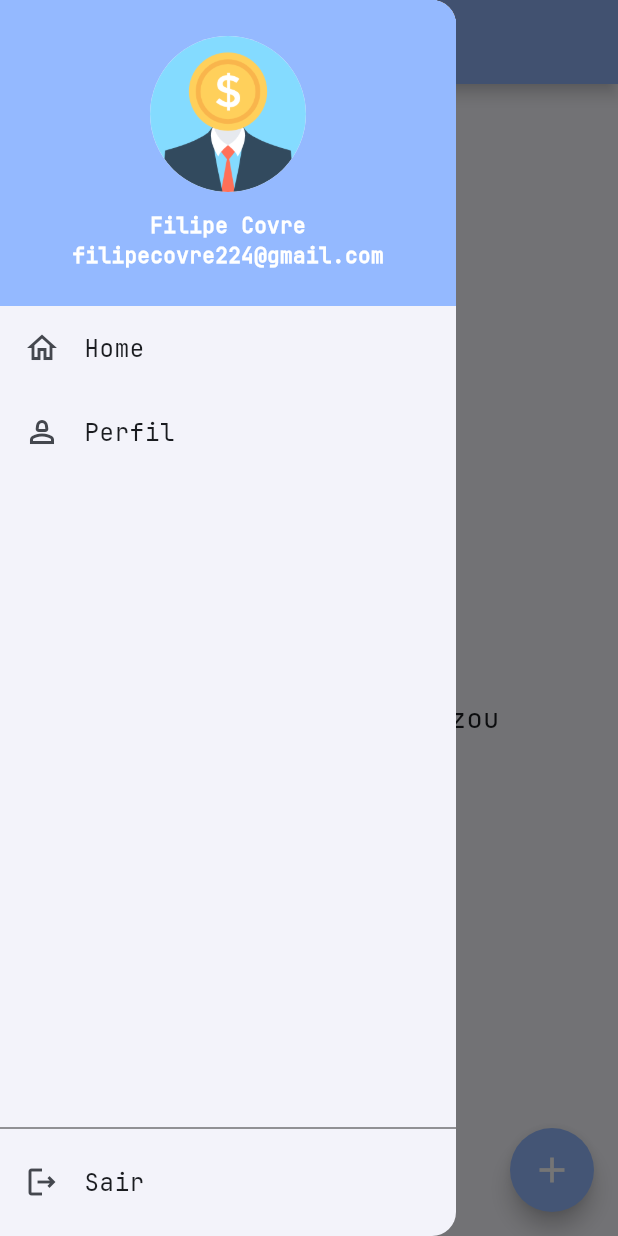
After one commit to flpcovre/SisMoney, a Flutter app: the HomePage screen opened by its route, with the side drawer open, on a phone screen of 412 x 824 dp. The commit adds this screen. Run offline on Flutter 3.47's test engine with Material 3 defaults, Android fonts, the phone set to English and light mode, and no system bars; our stand-ins replace get, smooth_page_indicator.

Commit message:
feat: Implementar componentes base para a estrutura do app
- Criado BaseAppBar com AppIcon como título.
- Desenvolvido BaseDrawer com cabeçalho, navegação e seção inferior.
- Implementado BaseDrawerHeader para exibir informações do usuário.
- Adicionado BaseDrawerNavigation para opções de navegação.
- Criado BaseScaffold para estruturar páginas com app bar e drawer.
- Desenvolvida HomePage com estado vazio e botão flutuante de ação.
- Introduzido HomePageController para gerenciar o estado da página inicial.
- Adicionado asset empty-box.png para representar o estado vazio.

```diff
--- /dev/null
+++ b/lib/components/base_appbar.dart
@@ -0,0 +1,20 @@
+import 'package:flutter/material.dart';
+import 'package:sismoney/components/app_icon.dart';
+
+class BaseAppBar extends StatelessWidget implements PreferredSizeWidget {
+  const BaseAppBar({super.key});
+
+  @override
+  Widget build(BuildContext context) {
+    return AppBar(
+      title: AppIcon(width: 40),
+      centerTitle: true,
+      backgroundColor: Color(0XFF94B9FF),
+      elevation: 4,
+      shadowColor: Color.fromRGBO(0, 0, 0, 0.8),
+    );
+  }
+
+  @override
+  Size get preferredSize => const Size.fromHeight(kToolbarHeight);
+}
--- /dev/null
+++ b/lib/components/base_drawer/base_drawer.dart
@@ -0,0 +1,27 @@
+import 'package:flutter/material.dart';
+import 'package:sismoney/components/base_drawer/base_drawer_bottom.dart';
+import 'package:sismoney/components/base_drawer/base_drawer_header.dart';
+import 'package:sismoney/components/base_drawer/base_drawer_navigation.dart';
+
+class BaseDrawer extends StatelessWidget {
+  const BaseDrawer({super.key});
+
+  @override
+  Widget build(BuildContext context) {
+    return Drawer(
+      child: Column(
+        children: [
+          BaseDrawerHeader(),
+
+          Expanded(
+            child: BaseDrawerNavigation()
+          ),
+
+          const Divider(color: Colors.black54),
+
+          BaseDrawerBottom()
+        ],
+      ),
+    );
+  }
+}
--- /dev/null
+++ b/lib/components/base_drawer/base_drawer_bottom.dart
@@ -0,0 +1,21 @@
+import 'package:flutter/material.dart';
+import 'package:get/get.dart';
+import 'package:sismoney/routes/router_app.dart';
+
+class BaseDrawerBottom extends StatelessWidget {
+  const BaseDrawerBottom({super.key});
+
+  @override
+  Widget build(BuildContext context) {
+    return Padding(
+      padding: const EdgeInsets.only(bottom: 8),
+      child: ListTile(
+        leading: const Icon(Icons.logout_outlined),
+        title: const Text('Sair'),
+        onTap: () {
+          Get.toNamed(RouterApp.login);
+        },
+      ),
+    );
+  }
+}
--- /dev/null
+++ b/lib/components/base_drawer/base_drawer_header.dart
@@ -0,0 +1,33 @@
+import 'package:flutter/material.dart';
+
+class BaseDrawerHeader extends StatelessWidget {
+  const BaseDrawerHeader({super.key});
+
+  @override
+  Widget build(BuildContext context) {
+    return Container(
+      width: double.infinity,
+      color: Color(0XFF94B9FF),
+      padding: EdgeInsets.symmetric(
+        vertical: 24,
+      ).copyWith(top: MediaQuery.of(context).padding.top + 24),
+      child: Column(
+        children: [
+          CircleAvatar(
+            radius: 52,
+            backgroundImage: AssetImage('lib/assets/img/circle-avatar.png'),
+          ),
+          SizedBox(height: 12),
+          Text(
+            'Filipe Covre',
+            style: TextStyle(color: Colors.white, fontWeight: FontWeight.bold),
+          ),
+          Text(
+            'filipecovre224@gmail.com',
+            style: TextStyle(color: Colors.white, fontWeight: FontWeight.bold),
+          ),
+        ],
+      ),
+    );
+  }
+}
--- /dev/null
+++ b/lib/components/base_drawer/base_drawer_navigation.dart
@@ -0,0 +1,23 @@
+import 'package:flutter/material.dart';
+
+class BaseDrawerNavigation extends StatelessWidget {
+  const BaseDrawerNavigation({super.key});
+
+  @override
+  Widget build(BuildContext context) {
+    return ListView(
+      children: [
+        ListTile(
+          leading: const Icon(Icons.home_outlined),
+          title: const Text('Home'),
+          onTap: () {},
+        ),
+        ListTile(
+          leading: const Icon(Icons.person_2_outlined),
+          title: const Text('Perfil'),
+          onTap: () {},
+        ),
+      ],
+    );
+  }
+}
--- /dev/null
+++ b/lib/layouts/base_scaffold.dart
@@ -0,0 +1,24 @@
+import 'package:flutter/material.dart';
+import 'package:sismoney/components/base_appbar.dart';
+import 'package:sismoney/components/base_drawer/base_drawer.dart';
+
+class BaseScaffold extends StatelessWidget {
+  final Widget body;
+  final Widget? floatingActionButton;
+
+  const BaseScaffold({
+    super.key,
+    required this.body,
+    this.floatingActionButton,
+  });
+
+  @override
+  Widget build(BuildContext context) {
+    return Scaffold(
+      appBar: BaseAppBar(),
+      drawer: BaseDrawer(),
+      body: body,
+      floatingActionButton: floatingActionButton,
+    );
+  }
+}
--- /dev/null
+++ b/lib/pages/home/home_page.dart
@@ -0,0 +1,80 @@
+import 'package:flutter/material.dart';
+import 'package:get/get.dart';
+import 'package:sismoney/layouts/base_scaffold.dart';
+import 'package:sismoney/pages/home/home_page_controller.dart';
+
+class HomePage extends StatelessWidget {
+  HomePage({super.key});
+
+  final HomePageController controller = Get.put(HomePageController());
+
+  Widget emptyHome() {
+    return Center(
+      child: Column(
+        mainAxisAlignment: MainAxisAlignment.center,
+        children: [
+          Container(
+            decoration: BoxDecoration(
+              boxShadow: [
+                BoxShadow(
+                  color: Colors.black26,
+                  blurRadius: 35,
+                  offset: Offset(0, 8),
+                ),
+              ],
+              borderRadius: BorderRadius.circular(12),
+            ),
+            child: ClipRRect(
+              borderRadius: BorderRadius.circular(18),
+              child: Image.asset('lib/assets/img/empty-box.png', width: 80),
+            ),
+          ),
+          SizedBox(height: 24),
+          SizedBox(
+            width: 260,
+            child: Text(
+              'Você ainda não realizou avaliações',
+              textAlign: TextAlign.center,
+              style: TextStyle(fontSize: 18),
+            ),
+          ),
+        ],
+      ),
+    );
+  }
+
+  @override
+  Widget build(BuildContext context) {
+    return BaseScaffold(
+      body: Obx(() {
+        return controller.isEmpty.value
+            ? emptyHome()
+            : Padding(
+              padding: const EdgeInsets.all(18.0),
+              child: Column(
+                crossAxisAlignment: CrossAxisAlignment.start,
+                children: const [
+                  Text(
+                    'Suas Avaliações',
+                    style: TextStyle(
+                      fontWeight: FontWeight.bold,
+                      fontSize: 20
+                    ),
+                  ),
+                  SizedBox(height: 20),
+                ],
+              ),
+            );
+      }),
+
+      floatingActionButton: FloatingActionButton(
+        backgroundColor: const Color(0XFF94B9FF),
+        onPressed: () {
+          controller.isEmpty.value = !controller.isEmpty.value;
+        },
+        shape: const CircleBorder(),
+        child: const Icon(Icons.add, color: Colors.white, size: 28),
+      ),
+    );
+  }
+}
--- /dev/null
+++ b/lib/pages/home/home_page_controller.dart
@@ -0,0 +1,5 @@
+import 'package:get/get.dart';
+
+class HomePageController extends GetxController {
+  RxBool isEmpty = true.obs;
+}
--- a/lib/pages/login/login_page.dart
+++ b/lib/pages/login/login_page.dart
@@ -1,6 +1,6 @@
 import 'package:flutter/material.dart';
 import 'package:get/get.dart';
-import 'package:sismoney/components/AppIcon.dart';
+import 'package:sismoney/components/app_icon.dart';
 import 'package:sismoney/layouts/gradient_scaffold.dart';
 import 'package:sismoney/pages/login/login_page_controller.dart';
 import 'package:sismoney/routes/router_app.dart';
@@ -126,6 +126,7 @@ class LoginPage extends StatelessWidget {
                     ),
                   ),
 
+                  SizedBox(height: 10),
                   Column(
                     mainAxisAlignment: MainAxisAlignment.center,
                     children: [
--- a/lib/pages/login/login_page_controller.dart
+++ b/lib/pages/login/login_page_controller.dart
@@ -1,5 +1,6 @@
 import 'package:flutter/material.dart';
 import 'package:get/get.dart';
+import 'package:sismoney/routes/router_app.dart';
 
 class LoginPageController extends GetxController {
   final emailController = TextEditingController();
@@ -21,9 +22,10 @@ class LoginPageController extends GetxController {
   bool loginUserEmailPassword() {
     if (!validateForm()) return false;
 
-    const registeredEmail = 'user@email.com';
+    const registeredEmail = 'admin@admin.com';
     const registeredPassword = '123456';
-    if (emailController.text != registeredEmail || passwordController.text != registeredPassword) {
+    if (emailController.text != registeredEmail ||
+        passwordController.text != registeredPassword) {
       setFormError('Email ou senha incorretos');
       return false;
     }
@@ -31,6 +33,8 @@ class LoginPageController extends GetxController {
     print('Logging in with Email and Password...');
     print('Email: ${emailController.text}');
     print('Password: ${passwordController.text}');
+
+    Get.toNamed(RouterApp.home);
     return true;
   }
 
--- a/lib/pages/questions/questions_page.dart
+++ b/lib/pages/questions/questions_page.dart
@@ -1,6 +1,6 @@
 import 'package:flutter/material.dart';
 import 'package:get/get.dart';
-import 'package:sismoney/components/AppIcon.dart';
+import 'package:sismoney/components/app_icon.dart';
 import 'package:sismoney/layouts/gradient_scaffold.dart';
 import 'package:sismoney/pages/questions/questions_page_controller.dart';
 import 'package:smooth_page_indicator/smooth_page_indicator.dart';
--- a/lib/pages/register/register_page.dart
+++ b/lib/pages/register/register_page.dart
@@ -1,6 +1,6 @@
 import 'package:flutter/material.dart';
 import 'package:get/get.dart';
-import 'package:sismoney/components/AppIcon.dart';
+import 'package:sismoney/components/app_icon.dart';
 import 'package:sismoney/layouts/gradient_scaffold.dart';
 import 'package:sismoney/pages/register/register_page_controller.dart';
 import 'package:sismoney/utils/validators.dart';
--- a/lib/pages/splash/splash_page.dart
+++ b/lib/pages/splash/splash_page.dart
@@ -1,6 +1,6 @@
 import 'package:flutter/material.dart';
 import 'package:get/get.dart';
-import 'package:sismoney/components/AppIcon.dart';
+import 'package:sismoney/components/app_icon.dart';
 import 'package:sismoney/layouts/gradient_scaffold.dart';
 import 'splash_page_controller.dart';
 
--- a/lib/routes/router_app.dart
+++ b/lib/routes/router_app.dart
@@ -1,4 +1,5 @@
 import 'package:get/get.dart';
+import 'package:sismoney/pages/home/home_page.dart';
 import 'package:sismoney/pages/login/login_page.dart';
 import 'package:sismoney/pages/register/register_page.dart';
 import 'package:sismoney/pages/splash/splash_page.dart';
@@ -9,6 +10,7 @@ class RouterApp {
   static const String register  = '/register';
   static const String login     = '/login';
   static const String questions = '/questions';
+  static const String home      = '/home';
 
   static const String initialRoute = splash;
 
@@ -29,5 +31,9 @@ class RouterApp {
       name: questions,
       page: () => QuestionsPage()
     ),
+    GetPage(
+      name: home,
+      page: () => HomePage()
+    ),
   ];
 }
--- a/pubspec.yaml
+++ b/pubspec.yaml
@@ -32,6 +32,8 @@ flutter:
   assets:
     - lib/assets/img/robot.png
     - lib/assets/img/google-icon.png
+    - lib/assets/img/circle-avatar.png
+    - lib/assets/img/empty-box.png
 
   fonts:
     - family: JetBrains Mono
```
Also changed, not shown: lib/assets/img/circle-avatar.png (added), lib/assets/img/empty-box.png (added), lib/components/app_icon.dart (renamed from lib/components/AppIcon.dart).
